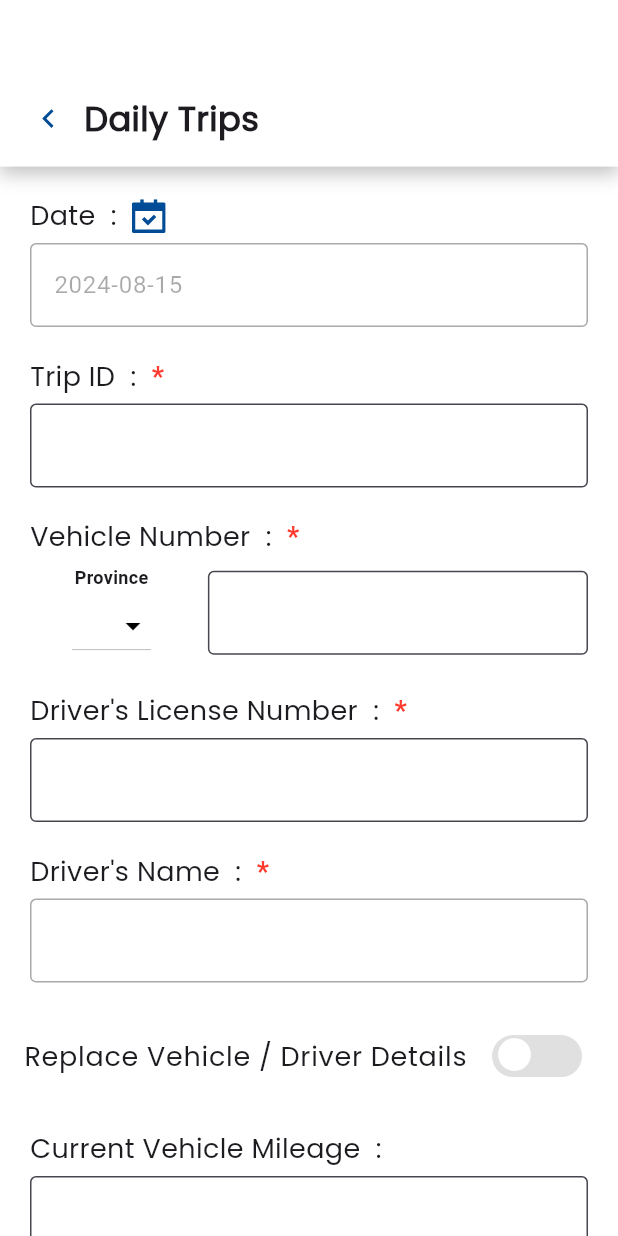
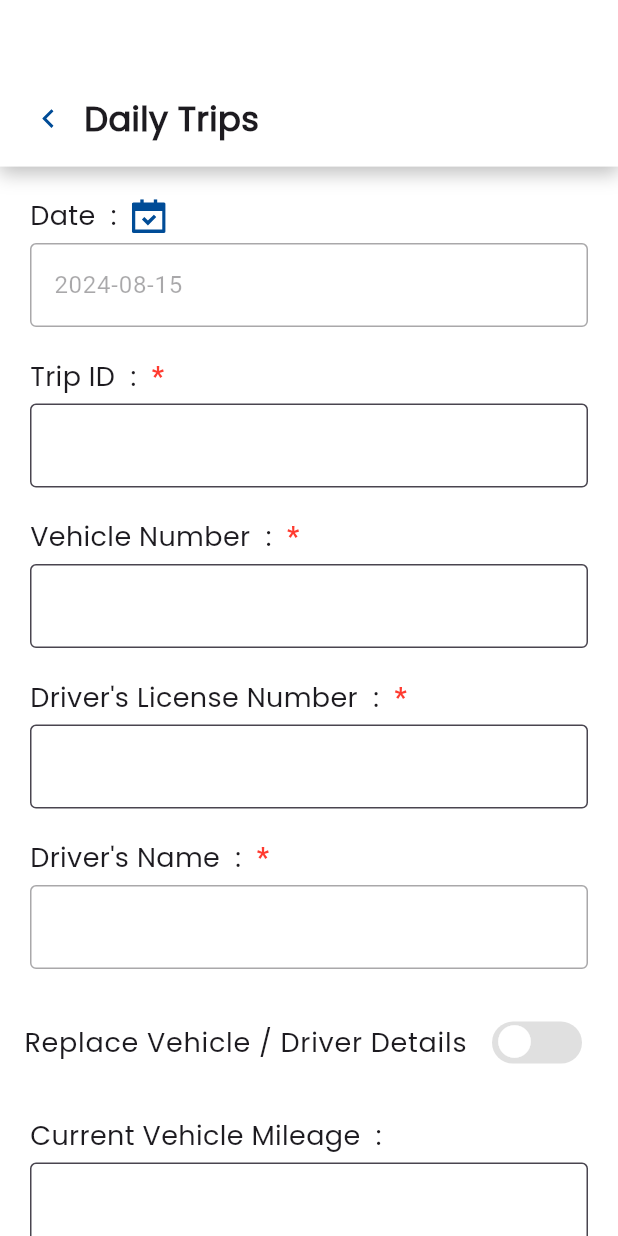
Before and after one commit to DidulaTharuka4/GUARD_ROOM_MOBILE_APP_MOBITEL, a Flutter app: the DailyTrip screen opened directly, on a phone screen of 412 x 824 dp. Run offline on Flutter 3.47's test engine with Material 3 defaults, Android fonts, the phone set to English and light mode, and no system bars; our stand-ins replace expansion_tile_card, flutter_svg, logger, shared_preferences; accounts and stored records are empty.

Commit message:
Minor changes

```diff
--- a/lib/screens/daily_trip.dart
+++ b/lib/screens/daily_trip.dart
@@ -20,23 +20,6 @@ import 'package:provider/provider.dart';
 import 'package:flutter_svg/flutter_svg.dart';
 import 'package:intl/intl.dart';
 import 'package:logger/logger.dart';
-// import 'package:sample_flutter_application_1/components/custom_alert_dialog.dart';
-// import 'package:sample_flutter_application_1/components/custom_alert_dialog_button.dart';
-// import 'package:sample_flutter_application_1/components/custom_selector_button.dart';
-// import 'package:sample_flutter_application_1/components/custom_toggle_button.dart';
-// import 'package:sample_flutter_application_1/components/success_alert_box.dart';
-// import 'package:sample_flutter_application_1/constraints/textSizes.dart';
-// import 'package:sample_flutter_application_1/notifiers/mileage_unit.dart';
-// import 'package:sample_flutter_application_1/providers/find_all_drivers_provider.dart';
-// import 'package:sample_flutter_application_1/providers/find_all_vehicles_provider.dart';
-// import 'package:sample_flutter_application_1/providers/login_provider.dart';
-// import 'package:sample_flutter_application_1/providers/vehicle_in_provider.dart';
-// import 'package:sample_flutter_application_1/providers/vehicle_out_provider.dart';
-// import 'package:sample_flutter_application_1/screens/type_selector.dart';
-// import 'package:sample_flutter_application_1/components/custom_button.dart';
-// import 'package:sample_flutter_application_1/constraints/colors.dart';
-// import 'package:sample_flutter_application_1/constraints/marginValues.dart';
-
 import 'dart:async';
 
 class DailyTrip extends StatefulWidget {
@@ -184,7 +167,7 @@ class _DailyTrip extends State<DailyTrip> {
     DateTime now = DateTime.now();
     String formattedDate = DateFormat('yyyy-MM-dd').format(now);
     _dateController.text = formattedDate;
-    print(formattedDate); // Output: 2024-07-29 – 14:15
+    // logger.i(formattedDate);
   }
 
   // Invalid field error message
@@ -250,11 +233,6 @@ class _DailyTrip extends State<DailyTrip> {
       _tripIdError = _tripIDController.text.isEmpty ? 'TIme is empty' : null;
     });
 
-    // print(_dateError);
-    // print(_driverNameError);
-    // print(_timeError);
-    // print(_tripIdError);
-
     if (_tripIDController.text.isEmpty == false) {
       isAllFilled = true;
       print('A');
@@ -298,10 +276,6 @@ class _DailyTrip extends State<DailyTrip> {
       requiredDriverDetailFilled = false;
       print('driver details not okay');
     }
-
-    // print(_vehicleNumberError);
-    // print(_licenseNumberError);
-    // print(_currentMileageError);
 
     if (requiredVehicleNumberFilled == true &&
         requiredDriverDetailFilled == true) {
@@ -621,8 +595,9 @@ class _DailyTrip extends State<DailyTrip> {
           contentPadding: EdgeInsets.all(0.0),
           content: SuccessStatusAlertBox(
               successStatus: successStatus!,
-              successAlertMainText: 'Saved Successfully',
-              successAlertSubText: 'Saved your item successfully'),
+              // successAlertMainText: 'Saved Successfully',
+              // successAlertSubText: 'Saved your item successfully'
+          ),
         );
       },
     );
@@ -781,7 +756,6 @@ class _DailyTrip extends State<DailyTrip> {
                 child: Column(
                   children: <Widget>[
                     Container(
-                      // flex: 4,
                       child: Row(
                         children: [
                           Text(
@@ -804,10 +778,8 @@ class _DailyTrip extends State<DailyTrip> {
                         ],
                       ),
                     ),
-                    // SizedBox(height: 10),
                     Container(
                       margin: ApplicationMarginValues.textInputFieldInnerMargin,
-                      // flex: 6,
                       child: TextFormField(
                         controller: _tripIDController,
                         decoration: InputDecoration(
@@ -856,40 +828,40 @@ class _DailyTrip extends State<DailyTrip> {
                       // flex: 6,
                       child: Row(
                         children: <Widget>[
-                          Expanded(
-                            flex: 3,
-                            child: Column(
-                              children: [
-                                Text(
-                                  'Province',
-                                  style: TextStyle(
-                                      fontSize: ApplicationTextSizes
-                                          .provinceDropdownTitle,
-                                      fontWeight: FontWeight.bold),
-                                ),
-                                DropdownButton<String>(
-                                  dropdownColor: ApplicationColors.PURE_WHITE,
-                                  iconEnabledColor:
-                                      ApplicationColors.PURE_BLACK,
-                                  value: _selectedVehicleProvince,
-                                  onChanged: (String? newValue) {
-                                    setState(() {
-                                      _selectedVehicleProvince = newValue;
-                                    });
-                                  },
-                                  items: _provinceDropdownItems
-                                      .map<DropdownMenuItem<String>>(
-                                          (String value) {
-                                    return DropdownMenuItem<String>(
-                                      value: value,
-                                      child: Text(value),
-                                    );
-                                  }).toList(),
-                                ),
-                              ],
-                            ),
-                          ),
-                          SizedBox(width: 10),
+                          // Expanded(
+                          //   flex: 3,
+                          //   child: Column(
+                          //     children: [
+                          //       Text(
+                          //         'Province',
+                          //         style: TextStyle(
+                          //             fontSize: ApplicationTextSizes
+                          //                 .provinceDropdownTitle,
+                          //             fontWeight: FontWeight.bold),
+                          //       ),
+                          //       DropdownButton<String>(
+                          //         dropdownColor: ApplicationColors.PURE_WHITE,
+                          //         iconEnabledColor:
+                          //             ApplicationColors.PURE_BLACK,
+                          //         value: _selectedVehicleProvince,
+                          //         onChanged: (String? newValue) {
+                          //           setState(() {
+                          //             _selectedVehicleProvince = newValue;
+                          //           });
+                          //         },
+                          //         items: _provinceDropdownItems
+                          //             .map<DropdownMenuItem<String>>(
+                          //                 (String value) {
+                          //           return DropdownMenuItem<String>(
+                          //             value: value,
+                          //             child: Text(value),
+                          //           );
+                          //         }).toList(),
+                          //       ),
+                          //     ],
+                          //   ),
+                          // ),
+                          // SizedBox(width: 10),
                           Expanded(
                             flex: 7,
                             child: TextField(
@@ -906,7 +878,7 @@ class _DailyTrip extends State<DailyTrip> {
                                 filled: true,
                                 fillColor: ApplicationColors.PURE_WHITE,
                                 border: OutlineInputBorder(),
-                                // errorText: _vehicleNumberError
+                                errorText: _vehicleNumberError
                               ),
                             ),
                           ),
@@ -923,7 +895,6 @@ class _DailyTrip extends State<DailyTrip> {
                 child: Column(
                   children: <Widget>[
                     Container(
-                      // flex: 4,
                       child: Row(
                         children: [
                           Text(
@@ -946,10 +917,8 @@ class _DailyTrip extends State<DailyTrip> {
                         ],
                       ),
                     ),
-                    // SizedBox(height: 10),
                     Container(
                       margin: ApplicationMarginValues.textInputFieldInnerMargin,
-                      // flex: 6,
                       child: TextFormField(
                         controller: _driverLicenseController,
                         enabled: _replaceDriverNICController.text.isEmpty
@@ -969,7 +938,7 @@ class _DailyTrip extends State<DailyTrip> {
                           filled: true,
                           fillColor: ApplicationColors.PURE_WHITE,
                           border: OutlineInputBorder(),
-                          // errorText: _licenseNumberError
+                          errorText: _licenseNumberError
                         ),
                       ),
                     ),
@@ -983,7 +952,6 @@ class _DailyTrip extends State<DailyTrip> {
                 child: Column(
                   children: <Widget>[
                     Container(
-                      // flex: 4,
                       child: Row(
                         children: [
                           Text(
@@ -1006,7 +974,6 @@ class _DailyTrip extends State<DailyTrip> {
                         ],
                       ),
                     ),
-                    // SizedBox(height: 10),
                     Container(
                         margin:
                             ApplicationMarginValues.textInputFieldInnerMargin,
@@ -1055,8 +1022,6 @@ class _DailyTrip extends State<DailyTrip> {
                             ),
                           ),
                         )
-                        // flex: 6,
-
                         ),
                   ],
                 ),
@@ -1098,7 +1063,6 @@ class _DailyTrip extends State<DailyTrip> {
                       child: Column(
                         children: <Widget>[
                           Container(
-                            // flex: 4,
                             child: Row(
                               children: [
                                 Text("Vehicle Number  :  ",
@@ -1119,49 +1083,48 @@ class _DailyTrip extends State<DailyTrip> {
                               ],
                             ),
                           ),
-                          // SizedBox(height: 10),
                           Container(
                             margin: ApplicationMarginValues
                                 .textInputFieldInnerMargin,
                             // flex: 6,
                             child: Row(
                               children: <Widget>[
-                                Expanded(
-                                  flex: 4,
-                                  child: Column(
-                                    children: [
-                                      Text(
-                                        'Province',
-                                        style: TextStyle(
-                                            fontSize: ApplicationTextSizes
-                                                .provinceDropdownTitle,
-                                            fontWeight: FontWeight.bold),
-                                      ),
-                                      DropdownButton<String>(
-                                        dropdownColor:
-                                            ApplicationColors.PURE_WHITE,
-                                        iconEnabledColor:
-                                            ApplicationColors.PURE_BLACK,
-                                        value: _selectedReplaceVehicleProvince,
-                                        onChanged: (String? newValue) {
-                                          setState(() {
-                                            _selectedReplaceVehicleProvince =
-                                                newValue;
-                                          });
-                                        },
-                                        items: _replaceProvinceDropdownItems
-                                            .map<DropdownMenuItem<String>>(
-                                                (String value) {
-                                          return DropdownMenuItem<String>(
-                                            value: value,
-                                            child: Text(value),
-                                          );
-                                        }).toList(),
-                                      ),
-                                    ],
-                                  ),
-                                ),
-                                SizedBox(width: 10),
+                                // Expanded(
+                                //   flex: 4,
+                                //   child: Column(
+                                //     children: [
+                                //       Text(
+                                //         'Province',
+                                //         style: TextStyle(
+                                //             fontSize: ApplicationTextSizes
+                                //                 .provinceDropdownTitle,
+                                //             fontWeight: FontWeight.bold),
+                                //       ),
+                                //       DropdownButton<String>(
+                                //         dropdownColor:
+                                //             ApplicationColors.PURE_WHITE,
+                                //         iconEnabledColor:
+                                //             ApplicationColors.PURE_BLACK,
+                                //         value: _selectedReplaceVehicleProvince,
+                                //         onChanged: (String? newValue) {
+                                //           setState(() {
+                                //             _selectedReplaceVehicleProvince =
+                                //                 newValue;
+                                //           });
+                                //         },
+                                //         items: _replaceProvinceDropdownItems
+                                //             .map<DropdownMenuItem<String>>(
+                                //                 (String value) {
+                                //           return DropdownMenuItem<String>(
+                                //             value: value,
+                                //             child: Text(value),
+                                //           );
+                                //         }).toList(),
+                                //       ),
+                                //     ],
+                                //   ),
+                                // ),
+                                // SizedBox(width: 10),
                                 Expanded(
                                   flex: 6,
                                   child: TextFormField(
@@ -1178,6 +1141,7 @@ class _DailyTrip extends State<DailyTrip> {
                                       filled: true,
                                       fillColor: ApplicationColors.PURE_WHITE,
                                       border: OutlineInputBorder(),
+                                      // errorText: _vehicleNumberError
                                     ),
                                   ),
                                 ),
@@ -1195,7 +1159,6 @@ class _DailyTrip extends State<DailyTrip> {
                       child: Column(
                         children: <Widget>[
                           Container(
-                            // flex: 4,
                             child: Row(
                               children: [
                                 Text("Driver's NIC Number  :  ",
@@ -1216,11 +1179,9 @@ class _DailyTrip extends State<DailyTrip> {
                               ],
                             ),
                           ),
-                          // SizedBox(height: 10),
                           Container(
                             margin: ApplicationMarginValues
                                 .textInputFieldInnerMargin,
-                            // flex: 6,
                             child: TextFormField(
                               controller: _replaceDriverNICController,
                               enabled: _driverLicenseController.text.isEmpty
@@ -1248,7 +1209,6 @@ class _DailyTrip extends State<DailyTrip> {
                       child: Column(
                         children: <Widget>[
                           Container(
-                            // flex: 4,
                             child: Row(
                               children: [
                                 Text("Comments  :  ",
@@ -1272,7 +1232,6 @@ class _DailyTrip extends State<DailyTrip> {
                           Container(
                             margin: ApplicationMarginValues
                                 .textInputFieldInnerMargin,
-                            // flex: 6,
                             child: TextFormField(
                               controller: _replaceCommentController,
                               maxLength: 100,
@@ -1296,7 +1255,6 @@ class _DailyTrip extends State<DailyTrip> {
                 child: Column(
                   children: <Widget>[
                     Container(
-                      // flex: 4,
                       child: Row(
                         children: [
                           Text(
@@ -1319,14 +1277,11 @@ class _DailyTrip extends State<DailyTrip> {
                         ],
                       ),
                     ),
-                    // SizedBox(height: 10),
                     Container(
                       margin: ApplicationMarginValues.textInputFieldInnerMargin,
-                      // flex: 6,
                       child: Column(
                         children: <Widget>[
                           Container(
-                            // flex: 6,
                             child: TextFormField(
                               controller: _currentMileageController,
                               keyboardType: TextInputType.number,
@@ -1342,11 +1297,9 @@ class _DailyTrip extends State<DailyTrip> {
                               ),
                             ),
                           ),
-                          // SizedBox(height: 10),
                           Container(
                               margin:
                                   ApplicationMarginValues.mileageMarginValue,
-                              // flex: 4,
                               child: Row(
                                 children: [
                                   // CustomSelectorButton(),
@@ -1395,7 +1348,6 @@ class _DailyTrip extends State<DailyTrip> {
                 child: Column(
                   children: <Widget>[
                     Container(
-                      // flex: 4,
                       child: Row(
                         children: [
                           Text(
@@ -1418,7 +1370,6 @@ class _DailyTrip extends State<DailyTrip> {
                         ],
                       ),
                     ),
-                    // SizedBox(height: 10),
                     Container(
                       margin: ApplicationMarginValues.textInputFieldInnerMargin,
                       // flex: 6,
@@ -1518,11 +1469,6 @@ class _DailyTrip extends State<DailyTrip> {
                           checkFilledRequiredFields();
                           checkFIlledAllFields();
                           startButton();
-
-                          setState(() {
-                            // _vehicleNumberController.clear();
-                            // vehicleID = null;
-                          });
                         },
                         innerText: 'Start',
                         backgroundColor: ApplicationColors.BUTTON_COLOR_GREEN,
@@ -1546,7 +1492,7 @@ class _DailyTrip extends State<DailyTrip> {
                       flex: 1,
                       child: CustomButton(
                         onPress: () {
-                          // print('End Button Pressed!');
+                          logger.i('End Button Pressed!');
                           Provider.of<MileageUnit>(context, listen: false)
                               .mileageToggleButton(
                                   _currentMileageController.text);
@@ -1609,11 +1555,6 @@ class _DailyTrip extends State<DailyTrip> {
                           checkFilledRequiredFields();
                           checkFIlledAllFields();
                           endButton();
-
-                          setState(() {
-                            // _vehicleNumberController.clear();
-                            // vehicleID = null;
-                          });
                         },
                         innerText: 'End',
                         backgroundColor: ApplicationColors.BUTTON_COLOR_BLUE,
```
Also changed, not shown: lib/screens/daily_attendance.dart (+0 -16 lines).
